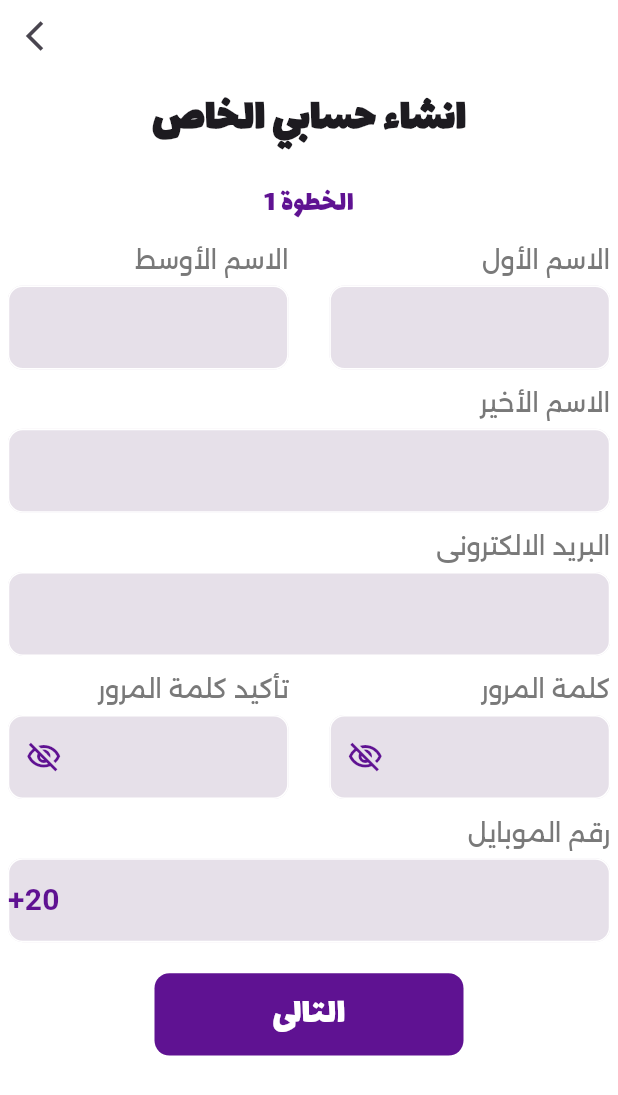
After one commit to Mo-spac/education_app, a Flutter app: the CreateAccountPage screen opened by its route, on a phone screen of 412 x 824 dp. The commit adds this screen. Shown: the top 1095 px of the screen. Run offline on Flutter 3.47's test engine with Material 3 defaults, Android fonts, the phone set to English and light mode, and no system bars; our stand-ins replace bloc, flutter_bloc.

Commit message:
create accounte page  witg PageView.builder & refactore button auth & refactore text form field auth

```diff
--- a/lib/app_routes.dart
+++ b/lib/app_routes.dart
@@ -1,14 +1,21 @@
+import 'package:education_app/presenttion/screens/auth/create_account_page.dart';
 import 'package:education_app/presenttion/screens/auth/login_page.dart';
 import 'package:flutter/material.dart';
 
 class AppRoutes {
   static const String loginPage = "/";
+  static const String createAcountPage = "/create_account_page";
 
   static Route<dynamic> generateRoute(RouteSettings settings) {
     switch (settings.name) {
       case AppRoutes.loginPage:
         return MaterialPageRoute(
           builder: (context) => LoginPage(),
+        );
+
+      case AppRoutes.createAcountPage:
+        return MaterialPageRoute(
+          builder: (context) => CreateAccountPage(),
         );
 
       default:
--- /dev/null
+++ b/lib/presenttion/screens/auth/create_account_page.dart
@@ -0,0 +1,146 @@
+import 'package:education_app/constens/my_colors.dart';
+import 'package:education_app/presenttion/widgets/auth/button_auth.dart';
+import 'package:education_app/presenttion/widgets/auth/text_form_field_auth.dart';
+import 'package:flutter/material.dart';
+
+class CreateAccountPage extends StatelessWidget {
+  const CreateAccountPage({super.key});
+
+  @override
+  Widget build(BuildContext context) {
+    return SafeArea(
+      child: Scaffold(
+        body: Container(
+          padding: EdgeInsets.symmetric(
+            horizontal: MediaQuery.of(context).size.width / 80,
+          ),
+          height: MediaQuery.of(context).size.height,
+          width: MediaQuery.of(context).size.width,
+          color: Colors.white,
+          child: Column(
+            children: [
+              Align(
+                alignment: Alignment.topLeft,
+                child: IconButton(
+                  onPressed: () {
+                    Navigator.pop(context);
+                  },
+                  icon: Icon(Icons.arrow_back_ios),
+                ),
+              ),
+              SizedBox(
+                height: MediaQuery.of(context).size.height / 80,
+              ),
+              Text(
+                "انشاء حسابي الخاص",
+                style: TextStyle(
+                  fontFamily: "title",
+                  fontSize: 30,
+                  fontWeight: FontWeight.bold,
+                ),
+              ),
+              SizedBox(
+                height: MediaQuery.of(context).size.height / 80,
+              ),
+              Expanded(
+                child: PageView.builder(
+                  itemBuilder: (context, index) => SingleChildScrollView(
+                    child: Column(
+                      children: [
+                        SizedBox(
+                          height: MediaQuery.of(context).size.height / 80,
+                        ),
+                        Text(
+                          "الخطوة ${index + 1}",
+                          style: TextStyle(
+                            fontFamily: "title",
+                            fontSize: 20,
+                            color: MyColors.myPurple,
+                          ),
+                        ),
+                        SizedBox(
+                          height: MediaQuery.of(context).size.height / 80,
+                        ),
+                        Row(
+                          mainAxisAlignment: MainAxisAlignment.spaceBetween,
+                          textDirection: TextDirection.rtl,
+                          children: [
+                            TextFormFieldAuth(
+                              title: "الاسم الأول",
+                              type: "First Name",
+                              isLast: false,
+                              size: MediaQuery.of(context).size.width / 2.2,
+                            ),
+                            TextFormFieldAuth(
+                              title: "الاسم الأوسط",
+                              type: "Second Name",
+                              isLast: false,
+                              size: MediaQuery.of(context).size.width / 2.2,
+                            ),
+                          ],
+                        ),
+                        SizedBox(
+                          height: MediaQuery.of(context).size.height / 80,
+                        ),
+                        TextFormFieldAuth(
+                          title: "الاسم الأخير",
+                          type: "Last Name",
+                          isLast: false,
+                          size: MediaQuery.of(context).size.width,
+                        ),
+                        SizedBox(
+                          height: MediaQuery.of(context).size.height / 80,
+                        ),
+                        TextFormFieldAuth(
+                          title: "البريد الالكترونى",
+                          type: "email",
+                          isLast: false,
+                          size: MediaQuery.of(context).size.width,
+                        ),
+                        SizedBox(
+                          height: MediaQuery.of(context).size.height / 80,
+                        ),
+                        Row(
+                          mainAxisAlignment: MainAxisAlignment.spaceBetween,
+                          textDirection: TextDirection.rtl,
+                          children: [
+                            TextFormFieldAuth(
+                              title: "كلمة المرور",
+                              type: "pass",
+                              isLast: false,
+                              size: MediaQuery.of(context).size.width / 2.2,
+                            ),
+                            TextFormFieldAuth(
+                              title: "تأكيد كلمة المرور",
+                              type: "pass",
+                              isLast: false,
+                              size: MediaQuery.of(context).size.width / 2.2,
+                            ),
+                          ],
+                        ),
+                        SizedBox(
+                          height: MediaQuery.of(context).size.height / 80,
+                        ),
+                        TextFormFieldAuth(
+                          title: "رقم الموبايل",
+                          type: "phone",
+                          isLast: false,
+                          size: MediaQuery.of(context).size.width,
+                        ),
+                        SizedBox(
+                          height: MediaQuery.of(context).size.height / 40,
+                        ),
+                        ButtonAuth(text: "التالى"),
+                      ],
+                    ),
+                  ),
+                  itemCount: 4,
+                ),
+              ),
+            ],
+          ),
+        ),
+      ),
+    );
+  }
+}
--- a/lib/presenttion/screens/auth/login_page.dart
+++ b/lib/presenttion/screens/auth/login_page.dart
@@ -1,5 +1,7 @@
+import 'package:education_app/app_routes.dart';
 import 'package:education_app/business_logic/auth/login/cubit/login_cubit.dart';
 import 'package:education_app/constens/my_colors.dart';
+import 'package:education_app/presenttion/widgets/auth/button_auth.dart';
 import 'package:education_app/presenttion/widgets/auth/text_form_field_auth.dart';
 import 'package:flutter/material.dart';
 import 'package:flutter_bloc/flutter_bloc.dart';
@@ -61,20 +63,22 @@ class _LoginPageState extends State<LoginPage> {
                           height: MediaQuery.of(context).size.height / 10,
                         ),
                         TextFormFieldAuth(
+                          size: MediaQuery.of(context).size.width,
                           title: "البريد الاكترونى",
-                          isPassword: false,
+                          type: "email",
                           isLast: false,
                         ),
                         SizedBox(
                           height: MediaQuery.of(context).size.height / 30,
                         ),
                         TextFormFieldAuth(
+                          size: MediaQuery.of(context).size.width,
                           flag: context.read<LoginCubit>().passFlag,
                           onTap: () {
                             context.read<LoginCubit>().showAndHide();
                           },
                           title: "كلمة السر",
-                          isPassword: true,
+                          type: "pass",
                           isLast: true,
                         ),
                         SizedBox(
@@ -94,41 +98,29 @@ class _LoginPageState extends State<LoginPage> {
                         SizedBox(
                           height: MediaQuery.of(context).size.height / 20,
                         ),
-                        GestureDetector(
+                        ButtonAuth(
                             onTap: () {
                               context.read<LoginCubit>().goToHome();
                             },
-                          child: Container(
-                            height: MediaQuery.of(context).size.height / 15,
-                            width: MediaQuery.of(context).size.width / 2,
-                            decoration: BoxDecoration(
-                              color: MyColors.myPurple,
-                              borderRadius: BorderRadius.circular(10),
-                            ),
-                            child: Center(
-                              child: Text(
-                                "الدخول",
-                                style: TextStyle(
-                                  fontFamily: "title",
-                                  fontSize: 25,
-                                  color: Colors.white,
-                                ),
-                              ),
-                            ),
-                          ),
-                        ),
+                            text: "الدخول"),
                         SizedBox(
                           height: MediaQuery.of(context).size.height / 160,
                         ),
                         Row(
                           mainAxisAlignment: MainAxisAlignment.center,
                           children: [
-                            Text(
+                            GestureDetector(
+                              onTap: () {
+                                Navigator.of(context)
+                                    .pushNamed(AppRoutes.createAcountPage);
+                              },
+                              child: Text(
                                 "انشاء حساب جديد",
                                 style: TextStyle(
                                   fontFamily: "title",
                                   fontSize: 18,
                                   color: MyColors.myDeepGrey,
+                                ),
                               ),
                             ),
                             Text(
--- /dev/null
+++ b/lib/presenttion/widgets/auth/button_auth.dart
@@ -0,0 +1,38 @@
+import 'package:education_app/constens/my_colors.dart';
+import 'package:flutter/material.dart';
+
+class ButtonAuth extends StatelessWidget {
+  const ButtonAuth({
+    super.key,
+    this.onTap,
+    required this.text,
+  });
+
+  final void Function()? onTap;
+  final String text;
+
+  @override
+  Widget build(BuildContext context) {
+    return GestureDetector(
+      onTap: onTap,
+      child: Container(
+        height: MediaQuery.of(context).size.height / 15,
+        width: MediaQuery.of(context).size.width / 2,
+        decoration: BoxDecoration(
+          color: MyColors.myPurple,
+          borderRadius: BorderRadius.circular(10),
+        ),
+        child: Center(
+          child: Text(
+            text,
+            style: TextStyle(
+              fontFamily: "title",
+              fontSize: 25,
+              color: Colors.white,
+            ),
+          ),
+        ),
+      ),
+    );
+  }
+}
--- a/lib/presenttion/widgets/auth/text_form_field_auth.dart
+++ b/lib/presenttion/widgets/auth/text_form_field_auth.dart
@@ -2,27 +2,30 @@ import 'package:education_app/constens/my_colors.dart';
 import 'package:flutter/material.dart';
 
 class TextFormFieldAuth extends StatelessWidget {
-  const TextFormFieldAuth({
-    super.key,
+  const TextFormFieldAuth(
+      {super.key,
       required this.title,
-    // required this.type,
-    required this.isPassword,
+      required this.type,
+      // required this.isPassword,
       this.prefixIcon,
       this.onTap,
       this.flag,
       required this.isLast,
-  });
+      required this.size});
   final String title;
-  final bool isPassword;
-  // final String type;
+  // final bool isPassword;
+  final String type;
   final Icon? prefixIcon;
   final Function()? onTap;
   final bool? flag;
   final bool isLast;
+  final double size;
 
   @override
   Widget build(BuildContext context) {
-    return Column(
+    return SizedBox(
+      width: size,
+      child: Column(
         children: [
           Row(
             mainAxisAlignment: MainAxisAlignment.end,
@@ -43,20 +46,21 @@ class TextFormFieldAuth extends StatelessWidget {
           TextFormField(
             validator: (value) {
               if (value!.isEmpty) {
-              if (isPassword == true) {
+                if (type == "pass") {
                   return "الرجاء ادخال البريد الالكترونى";
                 } else {
                   return "الرجاء ادخال كلمة المرور";
                 }
               }
             },
-          textInputAction: isLast ? TextInputAction.done : TextInputAction.next,
+            textInputAction:
+                isLast ? TextInputAction.done : TextInputAction.next,
             cursorColor: Colors.black,
             textDirection: TextDirection.rtl,
             obscureText: flag == true ? true : false,
             decoration: InputDecoration(
               filled: true,
-            prefixIcon: isPassword
+              prefixIcon: (type == "pass")
                   ? GestureDetector(
                       onTap: onTap,
                       child: Icon(
@@ -64,6 +68,18 @@ class TextFormFieldAuth extends StatelessWidget {
                             ? Icons.remove_red_eye_outlined
                             : Icons.visibility_off_outlined,
                         color: MyColors.myPurple,
+                      ),
+                    )
+                  : (type == "phone")
+                      ? Align(
+                          alignment: Alignment.centerLeft,
+                          child: Text(
+                            "+20",
+                            style: TextStyle(
+                              fontSize: 20,
+                              fontWeight: FontWeight.bold,
+                              color: MyColors.myPurple,
+                            ),
                           ),
                         )
                       : SizedBox(),
@@ -78,6 +94,7 @@ class TextFormFieldAuth extends StatelessWidget {
             ),
           ),
         ],
+      ),
     );
   }
 }
```
Lines whose indentation alone changed are shown as unchanged.
